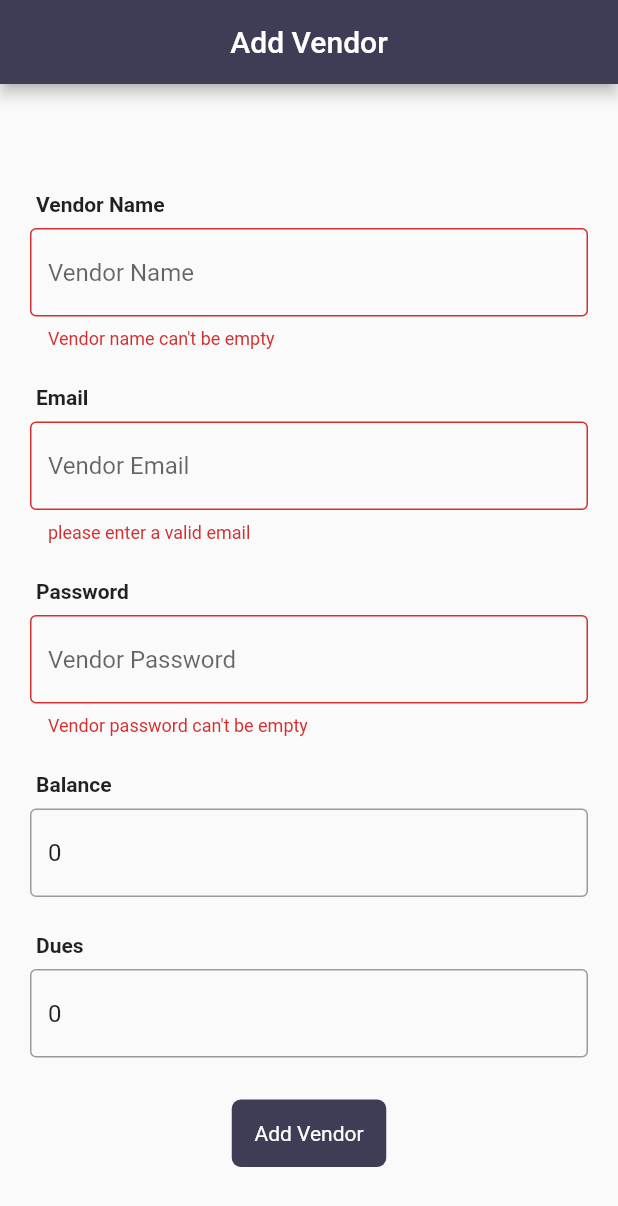
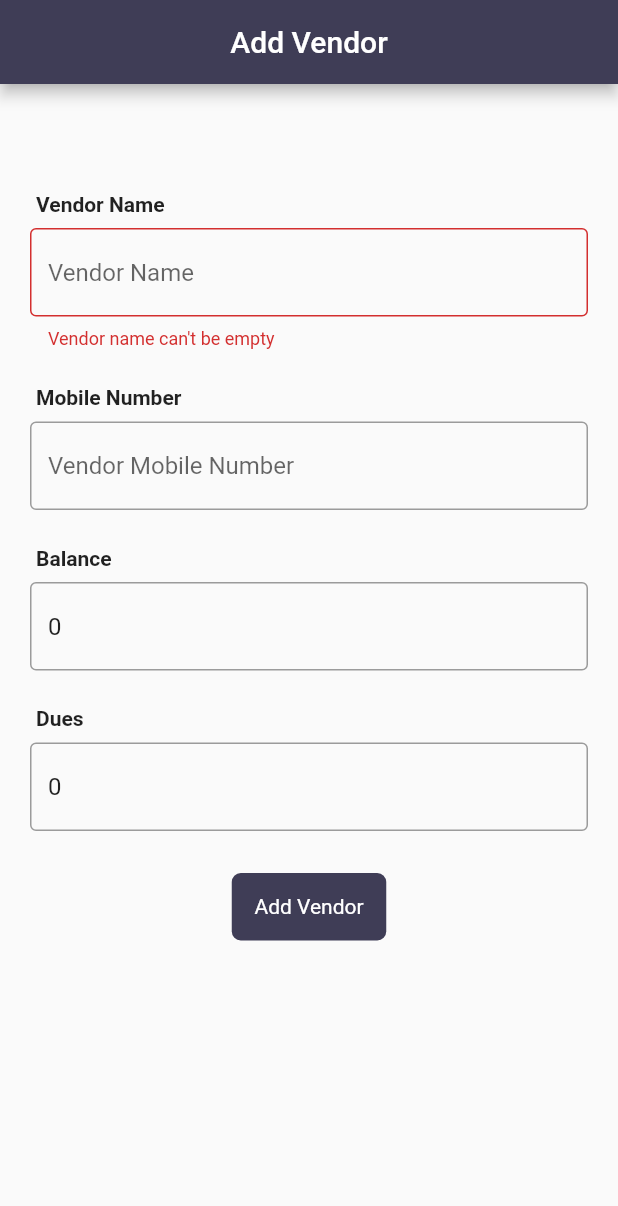
Before and after one commit to AliMohsinNaqvi110/Stock-Unifier, a Flutter app: the AddVendor screen opened directly, after a tap on "Add Vendor", on a phone screen of 412 x 824 dp. Shown: the top 1206 px of the screen. Run offline on Flutter 3.47's test engine with Material 2 defaults, Android fonts, the light colour scheme and no system bars; our stand-ins replace cloud_firestore, cool_alert, firebase_auth, firebase_core, google_nav_bar; accounts and stored records are empty.

Commit message:
vendor creation in progress

```diff
--- a/lib/screens/home/distributor/add_vendor.dart
+++ b/lib/screens/home/distributor/add_vendor.dart
@@ -1,9 +1,11 @@
+import 'package:cool_alert/cool_alert.dart';
 import 'package:firebase_auth/firebase_auth.dart';
 import 'package:flutter/material.dart';
 import 'package:flutter/services.dart';
 import 'package:inventory_management/constants/colors.dart';
 import 'package:inventory_management/constants/text_decoration.dart';
 import 'package:inventory_management/services/auth.dart';
+import 'package:inventory_management/services/database.dart';
 import 'package:provider/provider.dart';
 
 class AddVendor extends StatefulWidget {
@@ -16,18 +18,18 @@ class AddVendor extends StatefulWidget {
 class _AddVendorState extends State<AddVendor> {
   Apptheme th = Apptheme();
   final AuthService _auth = AuthService();
+  late dynamic _db;
   final _formKey = GlobalKey<FormState>();
-
   // Text Controllers
   TextEditingController vendorNameTextController = TextEditingController();
-  TextEditingController vendorEmailTextController = TextEditingController();
-  TextEditingController vendorPasswordTextController = TextEditingController();
   TextEditingController vendorBalanceTextController = TextEditingController();
   TextEditingController vendorDuesTextController = TextEditingController();
+  TextEditingController vendorMobileNumberTextController = TextEditingController();
 
   @override
   void initState() {
     super.initState();
+    _db = DatabaseService(Provider.of<User>(context, listen: false).uid);
     vendorBalanceTextController.text = "0";
     vendorDuesTextController.text = "0";
   }
@@ -36,16 +38,14 @@ class _AddVendorState extends State<AddVendor> {
   void dispose() {
     super.dispose();
     vendorNameTextController.dispose();
-    vendorEmailTextController.dispose();
-    vendorPasswordTextController.dispose();
     vendorBalanceTextController.dispose();
     vendorDuesTextController.dispose();
+    vendorMobileNumberTextController.dispose();
   }
 
   @override
   Widget build(BuildContext context) {
     final user = Provider.of<User>(context);
-
     return Scaffold(
       appBar: AppBar(
         backgroundColor: th.kDarkBlue,
@@ -98,50 +98,19 @@ class _AddVendorState extends State<AddVendor> {
                         const Padding(
                           padding: EdgeInsets.only(left: 4.0, bottom: 8.0),
                           child: Text(
-                            "Email",
+                            "Mobile Number",
                             style: TextStyle(
                                 fontSize: 14, fontWeight: FontWeight.w600),
                           ),
                         ),
                         TextFormField(
-                            controller: vendorEmailTextController,
-                            validator: (String? val) {
-                              if (val == null || !val.contains("@")) {
-                                return "please enter a valid email";
-                              } else {
-                                return null;
-                              }
-                            },
+                            keyboardType: TextInputType.number,
+                            inputFormatters: [
+                              FilteringTextInputFormatter.digitsOnly
+                            ],
+                            controller: vendorMobileNumberTextController,
                             decoration: textInputDecoration.copyWith(
-                                hintText: "Vendor Email")),
-                      ],
-                    ),
-                  ),
-                  Padding(
-                    padding: const EdgeInsets.symmetric(
-                        vertical: 12.0, horizontal: 20.0),
-                    child: Column(
-                      crossAxisAlignment: CrossAxisAlignment.start,
-                      children: [
-                        const Padding(
-                          padding: EdgeInsets.only(left: 4.0, bottom: 8.0),
-                          child: Text(
-                            "Password",
-                            style: TextStyle(
-                                fontSize: 14, fontWeight: FontWeight.w600),
-                          ),
-                        ),
-                        TextFormField(
-                            controller: vendorPasswordTextController,
-                            validator: (String? val) {
-                              if (val == null || val.trim().isEmpty) {
-                                return "Vendor password can't be empty";
-                              } else {
-                                return null;
-                              }
-                            },
-                            decoration: textInputDecoration.copyWith(
-                                hintText: "Vendor Password")),
+                                hintText: "Vendor Mobile Number")),
                       ],
                     ),
                   ),
@@ -202,13 +171,20 @@ class _AddVendorState extends State<AddVendor> {
                     child: InkWell(
                       onTap: () {
                         if (_formKey.currentState!.validate()) {
-                          _auth.registerVendor(
-                              vendorNameTextController.text,
-                              vendorEmailTextController.text,
-                              vendorPasswordTextController.text,
-                              user.uid,
-                              int.parse(vendorBalanceTextController.text),
-                              int.parse(vendorDuesTextController.text));
+                          _db.createVendor(
+                            vendorName: vendorNameTextController.text,
+                            balance: int.parse(vendorBalanceTextController.text),
+                            dues: int.parse(vendorDuesTextController.text)
+                          );
+                          CoolAlert.show(
+                            onConfirmBtnTap: () {
+                              Navigator.pop(context);
+                            },
+                            context: context,
+                            type: CoolAlertType.success,
+                            title: "Success",
+                            text: "Send this id to this vendor!",
+                          );
                         }
                       },
                       child: Container(
--- a/lib/services/auth.dart
+++ b/lib/services/auth.dart
@@ -14,8 +14,6 @@ class AuthService {
   Stream<User?> get user {
     return _auth.authStateChanges();
   }
-
-
 
   // //Sign in Anonymously
   // Future signInAnon() async {
@@ -51,29 +49,29 @@ class AuthService {
     }
   }
 
-  //Create Vendor
-  Future registerVendor(String vendorName, String email, String password,
-      String distributorUid, int balance, int dues) async {
-    try {
-      UserCredential result = await _auth.createUserWithEmailAndPassword(
-          email: email, password: password);
-      //create a new vendor with the distributor's uid
-      await DatabaseService(distributorUid).createVendor(
-          distributorUid: distributorUid,
-          vendorName: vendorName,
-          email: email,
-          balance: balance,
-          dues: dues);
-      await DatabaseService(result.user!.uid).addUserData(
-          userName: vendorName,
-          email: email,
-          password: password,
-          userRole: "Vendor",
-          distributorUid: distributorUid);
-    } catch (e) {
-      return null;
-    }
-  }
+  // //Create Vendor
+  // Future registerVendor(String vendorName, String email, String password,
+  //     String distributorUid, int balance, int dues) async {
+  //   try {
+  //     UserCredential result = await _auth.createUserWithEmailAndPassword(
+  //         email: email, password: password);
+  //     //create a new vendor with the distributor's uid
+  //     await DatabaseService(distributorUid).createVendor(
+  //         distributorUid: distributorUid,
+  //         vendorName: vendorName,
+  //         email: email,
+  //         balance: balance,
+  //         dues: dues);
+  //     await DatabaseService(result.user!.uid).addUserData(
+  //         userName: vendorName,
+  //         email: email,
+  //         password: password,
+  //         userRole: "Vendor",
+  //         distributorUid: distributorUid);
+  //   } catch (e) {
+  //     return null;
+  //   }
+  // }
 
   //sign in
   Future signInWithEmailAndPassword(String email, String password) async {
--- a/lib/services/database.dart
+++ b/lib/services/database.dart
@@ -34,17 +34,14 @@ class DatabaseService {
   }
 
   Future createVendor(
-      {required String distributorUid,
+      {
       required String vendorName,
-      required String email,
       required int balance,
       required int dues}) async {
     return await userCollection.doc(uid).collection("vendors").add({
       "name": vendorName,
-      "email": email,
       "balance": balance,
       "dues": dues,
-      "distributor_uid": distributorUid,
     });
   }
 
--- a/pubspec.yaml
+++ b/pubspec.yaml
@@ -43,6 +43,7 @@ dependencies:
   number_inc_dec: ^0.8.0
   google_nav_bar: ^5.0.5
   fl_chart: ^0.62.0
+  cool_alert: ^1.1.0
 
 flutter_native_splash:
   color: "##ffb433"
```
Also changed, not shown: pubspec.lock, 2 other files.
